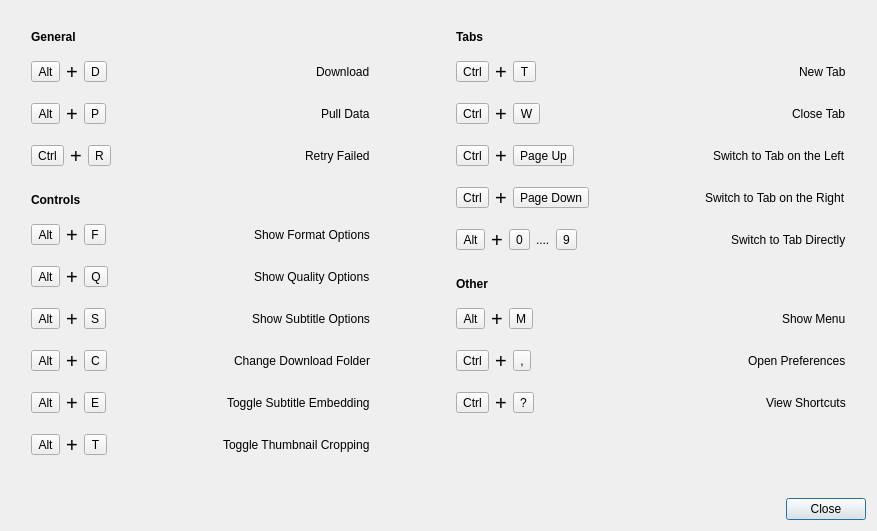
The window that src/media_downloader/ui/keyboard_shortcuts_dialog.ui (markop404/media-downloader) describes before a commit, drawn with Qt 5.
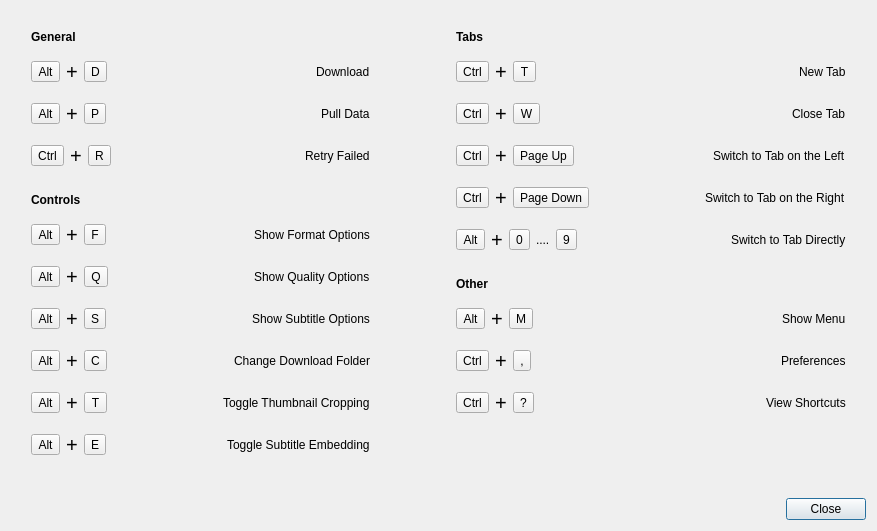
The same window after the commit.

```diff
--- a/src/media_downloader/ui/keyboard_shortcuts_dialog.ui
+++ b/src/media_downloader/ui/keyboard_shortcuts_dialog.ui
@@ -638,6 +638,85 @@
          </item>
         </layout>
        </item>
+       <item>
+        <spacer name="verticalSpacer_6">
+         <property name="orientation">
+          <enum>Qt::Orientation::Vertical</enum>
+         </property>
+         <property name="sizeType">
+          <enum>QSizePolicy::Policy::Fixed</enum>
+         </property>
+         <property name="sizeHint" stdset="0">
+          <size>
+           <width>0</width>
+           <height>12</height>
+          </size>
+         </property>
+        </spacer>
+       </item>
+       <item>
+        <layout class="QHBoxLayout" name="shortcutLayout4">
+         <item>
+          <widget class="QToolButton" name="keyButton22">
+           <property name="focusPolicy">
+            <enum>Qt::FocusPolicy::NoFocus</enum>
+           </property>
+           <property name="text">
+            <string>Alt</string>
+           </property>
+          </widget>
+         </item>
+         <item>
+          <widget class="QLabel" name="keySeparator12">
+           <property name="font">
+            <font>
+             <pointsize>15</pointsize>
+             <fontweight>Light</fontweight>
+            </font>
+           </property>
+           <property name="text">
+            <string>+</string>
+           </property>
+          </widget>
+         </item>
+         <item>
+          <widget class="QToolButton" name="keyButton23">
+           <property name="focusPolicy">
+            <enum>Qt::FocusPolicy::NoFocus</enum>
+           </property>
+           <property name="text">
+            <string>T</string>
+           </property>
+          </widget>
+         </item>
+         <item>
+          <spacer name="horizontalSpacer11">
+           <property name="orientation">
+            <enum>Qt::Orientation::Horizontal</enum>
+           </property>
+           <property name="sizeType">
+            <enum>QSizePolicy::Policy::MinimumExpanding</enum>
+           </property>
+           <property name="sizeHint" stdset="0">
+            <size>
+             <width>110</width>
+             <height>0</height>
+            </size>
+           </property>
+          </spacer>
+         </item>
+         <item>
+          <widget class="QLabel" name="shortcutDescriptionLabel11">
+           <property name="text">
+            <string>Toggle Thumbnail Cropping</string>
+           </property>
+           <property name="textInteractionFlags">
+            <set>Qt::TextInteractionFlag::LinksAccessibleByMouse|Qt::TextInteractionFlag::TextSelectableByMouse</set>
+           </property>
+          </widget>
+         </item>
+        </layout>
+       </item>
        <item>
         <spacer name="verticalSpacer_5">
          <property name="orientation">
@@ -717,85 +796,6 @@
          </item>
         </layout>
        </item>
-       <item>
-        <spacer name="verticalSpacer_6">
-         <property name="orientation">
-          <enum>Qt::Orientation::Vertical</enum>
-         </property>
-         <property name="sizeType">
-          <enum>QSizePolicy::Policy::Fixed</enum>
-         </property>
-         <property name="sizeHint" stdset="0">
-          <size>
-           <width>0</width>
-           <height>12</height>
-          </size>
-         </property>
-        </spacer>
-       </item>
-       <item>
-        <layout class="QHBoxLayout" name="shortcutLayout4">
-         <item>
-          <widget class="QToolButton" name="keyButton22">
-           <property name="focusPolicy">
-            <enum>Qt::FocusPolicy::NoFocus</enum>
-           </property>
-           <property name="text">
-            <string>Alt</string>
-           </property>
-          </widget>
-         </item>
-         <item>
-          <widget class="QLabel" name="keySeparator12">
-           <property name="font">
-            <font>
-             <pointsize>15</pointsize>
-             <fontweight>Light</fontweight>
-            </font>
-           </property>
-           <property name="text">
-            <string>+</string>
-           </property>
-          </widget>
-         </item>
-         <item>
-          <widget class="QToolButton" name="keyButton23">
-           <property name="focusPolicy">
-            <enum>Qt::FocusPolicy::NoFocus</enum>
-           </property>
-           <property name="text">
-            <string>T</string>
-           </property>
-          </widget>
-         </item>
-         <item>
-          <spacer name="horizontalSpacer11">
-           <property name="orientation">
-            <enum>Qt::Orientation::Horizontal</enum>
-           </property>
-           <property name="sizeType">
-            <enum>QSizePolicy::Policy::MinimumExpanding</enum>
-           </property>
-           <property name="sizeHint" stdset="0">
-            <size>
-             <width>110</width>
-             <height>0</height>
-            </size>
-           </property>
-          </spacer>
-         </item>
-         <item>
-          <widget class="QLabel" name="shortcutDescriptionLabel11">
-           <property name="text">
-            <string>Toggle Thumbnail Cropping</string>
-           </property>
-           <property name="textInteractionFlags">
-            <set>Qt::TextInteractionFlag::LinksAccessibleByMouse|Qt::TextInteractionFlag::TextSelectableByMouse</set>
-           </property>
-          </widget>
-         </item>
-        </layout>
-       </item>
        <item>
         <spacer name="verticalSpacer_21">
          <property name="orientation">
@@ -1458,7 +1458,7 @@
          <item>
           <widget class="QLabel" name="shortcutDescriptionLabel1_2">
            <property name="text">
-            <string>Open Preferences</string>
+            <string>Preferences</string>
            </property>
            <property name="textInteractionFlags">
             <set>Qt::TextInteractionFlag::LinksAccessibleByMouse|Qt::TextInteractionFlag::TextSelectableByMouse</set>
```
